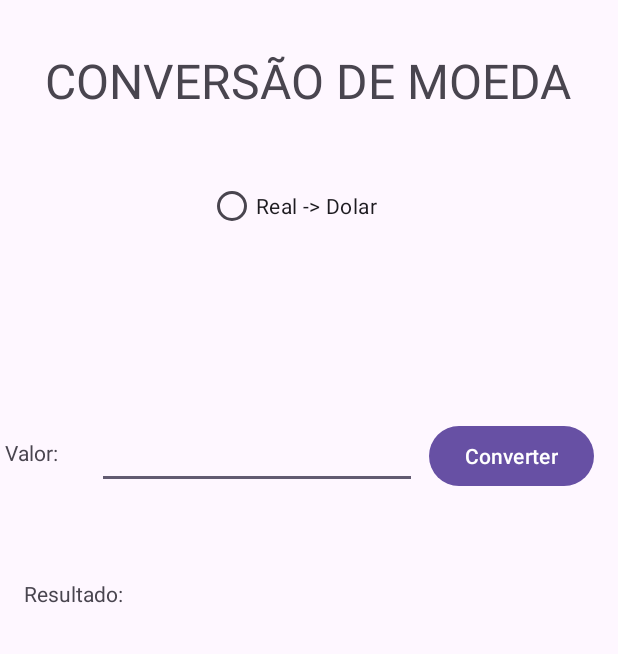
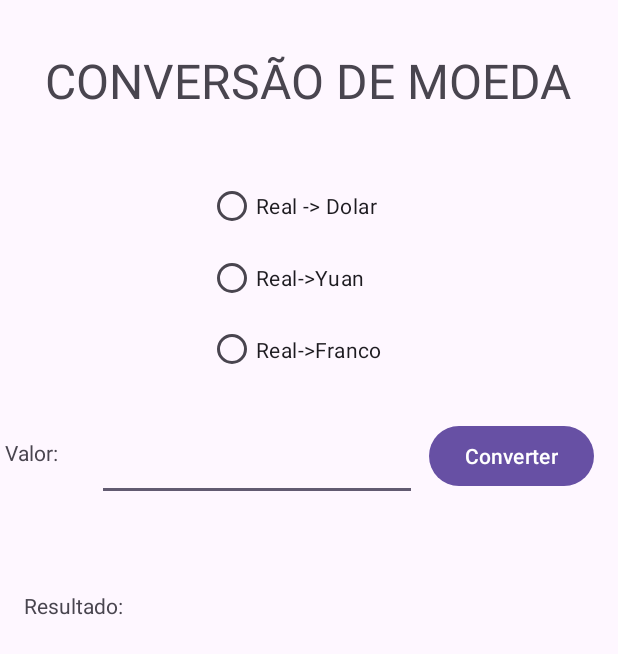
Before and after one commit to alicia-20/aula-08-11-app-conversao, an Android app: the screen it shows after launch (MainActivity), on a phone screen of 412 x 824 dp. Shown: the top 654 px of the screen. Run offline under Robolectric (Android 15) with nearby library versions, the phone set to English and light mode, and no system bars.

```diff
--- a/app/src/main/res/layout/activity_main.xml
+++ b/app/src/main/res/layout/activity_main.xml
@@ -34,6 +34,18 @@
             android:layout_width="match_parent"
             android:layout_height="wrap_content"
             android:text="Real -> Dolar" />
+
+        <RadioButton
+            android:id="@+id/radioButton2"
+            android:layout_width="match_parent"
+            android:layout_height="wrap_content"
+            android:text="Real->Yuan" />
+
+        <RadioButton
+            android:id="@+id/radioButton3"
+            android:layout_width="match_parent"
+            android:layout_height="wrap_content"
+            android:text="Real->Franco" />
     </RadioGroup>
 
     <TextView
@@ -52,7 +64,7 @@
         android:id="@+id/valor"
         android:layout_width="wrap_content"
         android:layout_height="wrap_content"
-        android:layout_marginTop="24dp"
+        android:layout_marginTop="32dp"
         android:layout_marginEnd="8dp"
         android:ems="10"
         android:inputType="numberDecimal"
```
Also changed, not shown: app/src/main/java/com/example/aula_08_11_app_conversao/MainActivity.java (+12 -0 lines), 1 other file.
